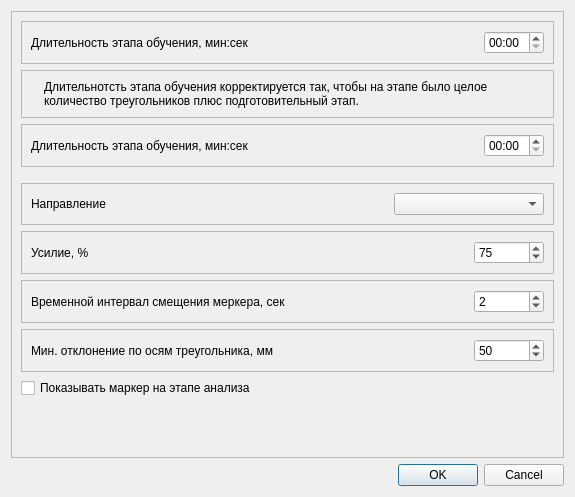
Before: the Qt Designer form metodics/dynamic_tests/triangle/triangleparamsdialog.ui in grigp/a-analyser, drawn with Qt 5.
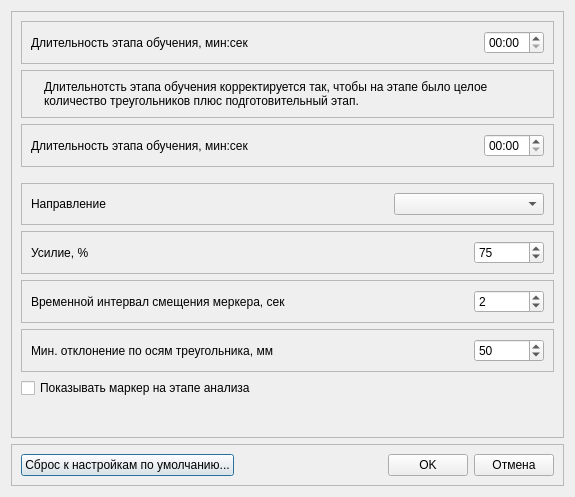
After: the same form once the commit is applied. Icons and pictures are not drawn.

Commit message: Сброс параметров методик по умолчанию. Закончено

```diff
--- a/metodics/dynamic_tests/triangle/triangleparamsdialog.ui
+++ b/metodics/dynamic_tests/triangle/triangleparamsdialog.ui
@@ -404,13 +404,49 @@
     </widget>
    </item>
    <item>
-    <widget class="QDialogButtonBox" name="buttonBox">
-     <property name="orientation">
-      <enum>Qt::Horizontal</enum>
+    <widget class="QFrame" name="frame_3">
+     <property name="frameShape">
+      <enum>QFrame::StyledPanel</enum>
      </property>
-     <property name="standardButtons">
-      <set>QDialogButtonBox::Cancel|QDialogButtonBox::Ok</set>
+     <property name="frameShadow">
+      <enum>QFrame::Raised</enum>
      </property>
+     <layout class="QHBoxLayout" name="horizontalLayout_11">
+      <item>
+       <widget class="QPushButton" name="btnDefault">
+        <property name="text">
+         <string>Сброс к настройкам по умолчанию...</string>
+        </property>
+       </widget>
+      </item>
+      <item>
+       <spacer name="horizontalSpacer_11">
+        <property name="orientation">
+         <enum>Qt::Horizontal</enum>
+        </property>
+        <property name="sizeHint" stdset="0">
+         <size>
+          <width>40</width>
+          <height>20</height>
+         </size>
+        </property>
+       </spacer>
+      </item>
+      <item>
+       <widget class="QPushButton" name="btnOK">
+        <property name="text">
+         <string>OK</string>
+        </property>
+       </widget>
+      </item>
+      <item>
+       <widget class="QPushButton" name="btnCancel">
+        <property name="text">
+         <string>Отмена</string>
+        </property>
+       </widget>
+      </item>
+     </layout>
     </widget>
    </item>
   </layout>
```
Left out of the diff: 49 changed lines with no effect on the pictures. The commit also changes 41 other files.
